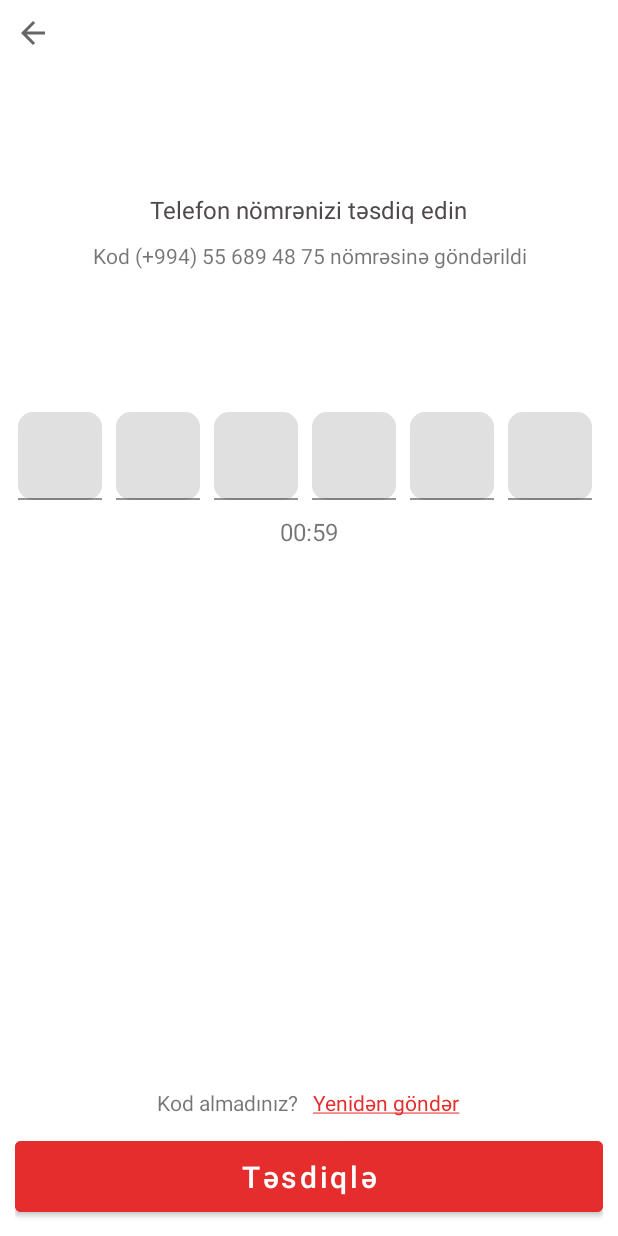
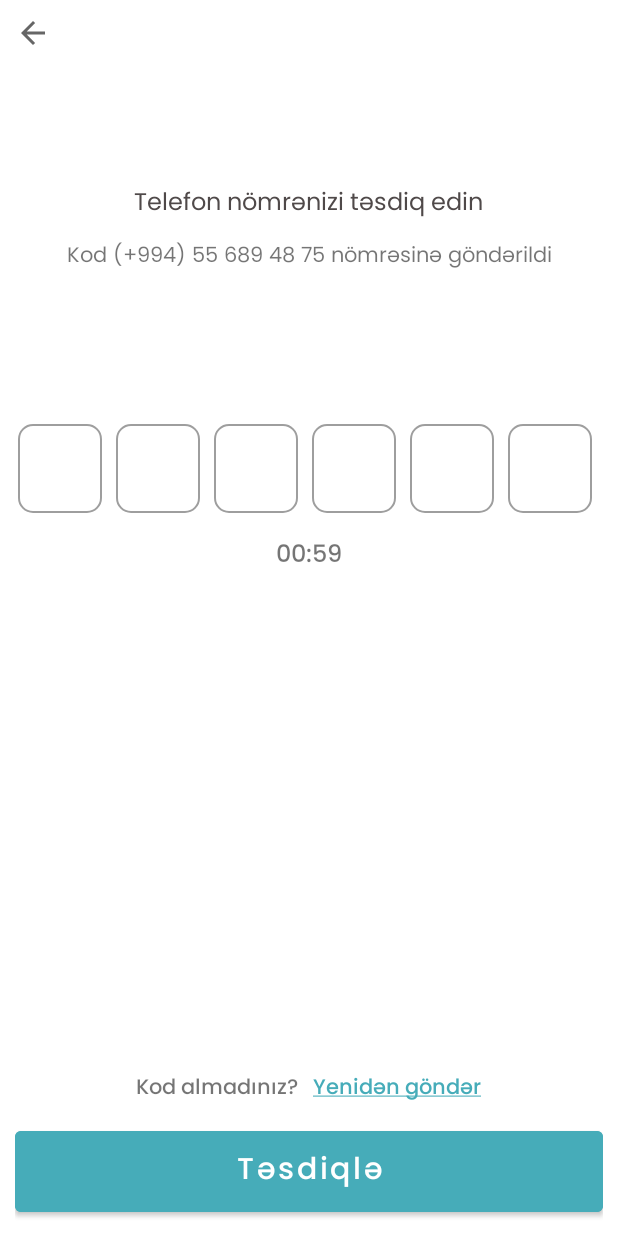
Before and after one commit to Huseynbaba01/MEDICALL, an Android app: the OTPFragment screen opened through its navigation route, on a phone screen of 412 x 824 dp. Run offline under Robolectric (Android 15) with nearby library versions, the phone set to English and light mode, and no system bars; our stand-ins replace EventBus, Firebase (no records; nobody signed in at launch, a user with empty details on screens opened directly); libraries missing offline, so code that uses them is left out: com.google.i18n.phonenumbers.

Commit message:
[v1.1] Refactors in; colors, font, ui

```diff
--- a/app/src/main/java/com/creativeprojects/medicall/fragment/OTPFragment.kt
+++ b/app/src/main/java/com/creativeprojects/medicall/fragment/OTPFragment.kt
@@ -1,5 +1,6 @@
 package com.creativeprojects.medicall.fragment
 
+import android.annotation.SuppressLint
 import android.os.Build
 import android.os.Bundle
 import android.os.CountDownTimer
@@ -81,6 +82,7 @@ class OTPFragment : BaseFragment() {
         return binding.root
     }
 
+    @SuppressLint("SetTextI18n")
     private fun showPhoneNumberInOTP() {
         Log.d(TAG, "showPhoneNumberInOTP: yes,you did it")
 
@@ -92,33 +94,33 @@ class OTPFragment : BaseFragment() {
                 formattedPhoneNumber = PhoneNumberUtils.formatNumber(phoneNumber, countryCode)
                 Toast.makeText(requireContext(), "e164 : $formattedPhoneNumber", Toast.LENGTH_SHORT).show()
             } else {
-                try {
+                formattedPhoneNumber = try {
                     val instance = PhoneNumberUtil.getInstance()
                     val phoneNumber = instance.parse(phoneNumber, countryCode)
-                    formattedPhoneNumber =
-                        instance.format(phoneNumber, PhoneNumberUtil.PhoneNumberFormat.E164)
+                    instance.format(phoneNumber, PhoneNumberUtil.PhoneNumberFormat.E164)
 
                 } catch (e: NumberParseException) {
                     Log.e(TAG, "Caught: " + e.message, e)
-                    formattedPhoneNumber = phoneNumber
+                    phoneNumber
                 }
             }
         }
 
 
-        binding.secondText.setText("Kod "+formattedPhoneNumber + " nömrəsinə göndərildi")
-        Log.d(TAG, "showPhoneNumberInOTP: also that is true!..countryCode:"+countryCode)
+        binding.secondText.text = "Kod $formattedPhoneNumber nömrəsinə göndərildi"
+        Log.d(TAG, "showPhoneNumberInOTP: also that is true!..countryCode:$countryCode")
     }
 
     private fun startTimer() {
         object : CountDownTimer(60000, 1000) {
 
+            @SuppressLint("SetTextI18n")
             override fun onTick(millisUntilFinished: Long) {
-                var secondUntilFinished=millisUntilFinished/1000
+                val secondUntilFinished=millisUntilFinished/1000
                 if(secondUntilFinished<10){
-                    binding.timer.setText("00:0"+secondUntilFinished)
+                    binding.timer.text = "00:0$secondUntilFinished"
                 }else{
-                    binding.timer.setText("00:"+secondUntilFinished)
+                    binding.timer.text = "00:$secondUntilFinished"
                 }
 
             }
--- a/app/src/main/res/drawable/diseases_background.xml
+++ b/app/src/main/res/drawable/diseases_background.xml
@@ -39,12 +39,12 @@
                         >
 
                         <item
-                            android:color="#FDD3D3"
+                            android:color="#AED6DB"
                             android:offset="0.146"
                             />
 
                         <item
-                            android:color="#8FFFF3F3"
+                            android:color="#38B0DFE6"
                             android:offset="0.885"
                             />
 
--- a/app/src/main/res/drawable/diseases_clicked_background.xml
+++ b/app/src/main/res/drawable/diseases_clicked_background.xml
@@ -39,12 +39,12 @@
                             >
 
                             <item
-                                android:color="#CE2029"
+                                android:color="#46ACB9"
                                 android:offset="0.156"
                                 />
 
                             <item
-                                android:color="#ADCE2029"
+                                android:color="#AD46ACB9"
                                 android:offset="0.761"
                                 />
 
--- a/app/src/main/res/layout-dpi/fragment_diseases.xml
+++ b/app/src/main/res/layout-dpi/fragment_diseases.xml
@@ -303,7 +303,7 @@
             <com.google.android.material.textfield.TextInputEditText
                 android:layout_width="match_parent"
                 android:layout_height="match_parent"
-                android:backgroundTint="@color/main_red"
+                android:backgroundTint="@color/main_blue"
                 android:fontFamily="@font/poppins_medium"
                 android:gravity="start"
                 android:hint="Səbəbi daxil edin"
@@ -319,7 +319,7 @@
             android:layout_height="wrap_content"
             android:layout_alignParentBottom="true"
             android:layout_marginTop="10dp"
-            android:backgroundTint="@color/main_red"
+            android:backgroundTint="@color/main_blue"
             android:clickable="true"
             android:focusable="true"
             android:fontFamily="@font/poppins_medium"
--- a/app/src/main/res/layout/fragment_address_selection.xml
+++ b/app/src/main/res/layout/fragment_address_selection.xml
@@ -112,7 +112,7 @@
         android:textAllCaps="false"
         android:text="Ünvanı təyin et"
         android:textStyle="normal"
-        android:backgroundTint="#E62D2D"
+        android:backgroundTint="@color/main_blue"
         android:layout_width="match_parent"
         android:layout_height="wrap_content"
         app:cornerRadius="5dp"
@@ -129,7 +129,7 @@
         android:textAllCaps="false"
         android:text="Olduğun ərazini avtomatik təyin et"
         android:textStyle="normal"
-        android:backgroundTint="#20A0D8"
+        android:backgroundTint="@color/main_purple"
         android:layout_width="match_parent"
         android:layout_height="wrap_content"
         app:cornerRadius="5dp"
--- a/app/src/main/res/layout/fragment_application.xml
+++ b/app/src/main/res/layout/fragment_application.xml
@@ -162,12 +162,12 @@
             android:layout_height="55dp"
             android:layout_below="@id/layout_buttons"
             android:fontFamily="@font/poppins_regular"
-            android:foregroundTint="@color/main_red"
+            android:foregroundTint="@color/main_blue"
             android:outlineProvider="bounds"
             android:text="@string/title_cancel"
             android:textSize="16sp"
             app:cornerRadius="6dp"
-            app:strokeColor="@color/main_red" />
+            app:strokeColor="@color/main_blue" />
 
     </RelativeLayout>
 
--- a/app/src/main/res/layout/fragment_continue_with_phone_number.xml
+++ b/app/src/main/res/layout/fragment_continue_with_phone_number.xml
@@ -159,7 +159,7 @@
                     android:layout_width="match_parent"
                     android:layout_height="wrap_content"
                     app:cornerRadius="5dp"
-                    android:backgroundTint="#E52D2D"
+                    android:backgroundTint="@color/main_blue"
                     android:layout_gravity="center_horizontal"
                     android:text="Növbəti"
                     android:textAllCaps="false"
--- a/app/src/main/res/layout/fragment_diseases.xml
+++ b/app/src/main/res/layout/fragment_diseases.xml
@@ -310,7 +310,7 @@
             <com.google.android.material.textfield.TextInputEditText
                 android:layout_width="match_parent"
                 android:layout_height="match_parent"
-                android:backgroundTint="@color/main_red"
+                android:backgroundTint="@color/main_blue"
                 android:fontFamily="@font/poppins_medium"
                 android:gravity="start"
                 android:hint="Səbəbi daxil edin"
@@ -326,7 +326,7 @@
             android:layout_height="wrap_content"
             android:layout_alignParentBottom="true"
             android:layout_marginTop="10dp"
-            android:backgroundTint="@color/main_red"
+            android:backgroundTint="@color/main_blue"
             android:clickable="true"
             android:focusable="true"
             android:fontFamily="@font/poppins_medium"
--- a/app/src/main/res/layout/fragment_intro.xml
+++ b/app/src/main/res/layout/fragment_intro.xml
@@ -3,7 +3,7 @@
     xmlns:tools="http://schemas.android.com/tools"
     android:layout_width="match_parent"
     android:layout_height="match_parent"
-    android:background="@color/main_red"
+    android:background="@color/main_blue"
     android:orientation="vertical"
     android:padding="80dp"
     tools:context=".ui.fragment.general.IntroFragment">
--- a/app/src/main/res/layout/fragment_o_t_p.xml
+++ b/app/src/main/res/layout/fragment_o_t_p.xml
@@ -6,7 +6,7 @@
     xmlns:app="http://schemas.android.com/apk/res-auto"
     tools:context=".fragment.OTPFragment">
 
-    <androidx.appcompat.widget.LinearLayoutCompat
+    <LinearLayout
         android:id="@+id/mainLinearLayout"
         android:layout_width="match_parent"
         android:layout_height="match_parent"
@@ -19,7 +19,7 @@
             android:layout_height="wrap_content"
             android:background="@drawable/backicon" />
 
-        <androidx.appcompat.widget.LinearLayoutCompat
+        <LinearLayout
             android:layout_width="match_parent"
             android:layout_height="match_parent"
             android:layout_weight="1"
@@ -42,6 +42,7 @@
                         android:layout_width="wrap_content"
                         android:layout_height="wrap_content"
                         android:layout_gravity="center_horizontal"
+                        android:fontFamily="@font/poppins_regular"
                         android:gravity="center_vertical"
                         android:paddingBottom="10dp"
                         android:text="Telefon nömrənizi təsdiq edin"
@@ -49,6 +50,7 @@
                         android:textSize="16sp" />
 
                     <TextView
+                        android:fontFamily="@font/poppins_regular"
                         android:id="@+id/secondText"
                         android:layout_width="match_parent"
                         android:layout_height="wrap_content"
@@ -68,17 +70,19 @@
                 android:layout_weight="0.5"
                 android:orientation="vertical">
 
-                <androidx.appcompat.widget.LinearLayoutCompat
+                <LinearLayout
                     android:id="@+id/otp_section"
                     android:layout_width="match_parent"
+                    android:paddingVertical="5dp"
                     android:layout_height="wrap_content"
                     android:orientation="horizontal">
 
                     <com.google.android.material.textfield.TextInputLayout
                         android:id="@+id/firstOTP"
                         android:layout_width="wrap_content"
-                        android:layout_height="wrap_content"
+                        android:layout_height="match_parent"
                         android:layout_marginLeft="2dp"
+                        style="@style/Widget.MaterialComponents.TextInputLayout.OutlinedBox"
                         android:layout_marginRight="2dp"
                         android:layout_weight="1"
                         app:boxCornerRadiusBottomEnd="10dp"
@@ -88,12 +92,12 @@
                         app:layout_constraintHorizontal_chainStyle="packed"
                         app:layout_constraintLeft_toLeftOf="parent"
                         app:layout_constraintRight_toLeftOf="@id/secondOTP"
-                        app:layout_constraintTop_toTopOf="@+id/otp_section">
+                        app:layout_constraintTop_toTopOf="parent">
 
                         <com.google.android.material.textfield.TextInputEditText
                             android:id="@+id/firstEt"
                             android:layout_width="wrap_content"
-                            android:layout_height="wrap_content"
+                            android:layout_height="match_parent"
                             android:gravity="center_vertical"
                             android:inputType="number"
                             android:maxLength="1"
@@ -102,8 +106,9 @@
 
                     <com.google.android.material.textfield.TextInputLayout
                         android:id="@+id/secondOTP"
+                        style="@style/Widget.MaterialComponents.TextInputLayout.OutlinedBox"
                         android:layout_width="wrap_content"
-                        android:layout_height="wrap_content"
+                        android:layout_height="match_parent"
                         android:layout_marginLeft="2dp"
                         android:layout_marginRight="2dp"
                         android:layout_weight="1"
@@ -113,12 +118,12 @@
                         app:boxCornerRadiusTopStart="10dp"
                         app:layout_constraintLeft_toRightOf="@id/firstOTP"
                         app:layout_constraintRight_toLeftOf="@id/thirdOTP"
-                        app:layout_constraintTop_toTopOf="@+id/otp_section">
+                        app:layout_constraintTop_toTopOf="parent">
 
                         <com.google.android.material.textfield.TextInputEditText
                             android:id="@+id/secondEt"
                             android:layout_width="wrap_content"
-                            android:layout_height="wrap_content"
+                            android:layout_height="match_parent"
                             android:gravity="center"
                             android:inputType="number"
                             android:maxLength="1"
@@ -128,17 +133,19 @@
                     <com.google.android.material.textfield.TextInputLayout
                         android:id="@+id/thirdOTP"
                         android:layout_width="wrap_content"
-                        android:layout_height="wrap_content"
+                        android:layout_height="match_parent"
                         android:layout_marginLeft="2dp"
                         android:layout_marginRight="2dp"
                         android:layout_weight="1"
                         app:boxCornerRadiusBottomEnd="10dp"
                         app:boxCornerRadiusBottomStart="10dp"
                         app:boxCornerRadiusTopEnd="10dp"
+                        app:boxBackgroundColor="@color/white"
                         app:boxCornerRadiusTopStart="10dp"
+                        style="@style/Widget.MaterialComponents.TextInputLayout.OutlinedBox"
                         app:layout_constraintLeft_toRightOf="@id/secondOTP"
                         app:layout_constraintRight_toLeftOf="@id/fourthOTP"
-                        app:layout_constraintTop_toTopOf="@+id/otp_section">
+                        app:layout_constraintTop_toTopOf="parent">
 
                         <com.google.android.material.textfield.TextInputEditText
                             android:id="@+id/thirdEt"
@@ -161,9 +168,10 @@
                         app:boxCornerRadiusBottomStart="10dp"
                         app:boxCornerRadiusTopEnd="10dp"
                         app:boxCornerRadiusTopStart="10dp"
+                        style="@style/Widget.MaterialComponents.TextInputLayout.OutlinedBox"
                         app:layout_constraintLeft_toRightOf="@id/thirdOTP"
                         app:layout_constraintRight_toLeftOf="@id/fifthOTP"
-                        app:layout_constraintTop_toTopOf="@+id/otp_section">
+                        app:layout_constraintTop_toTopOf="parent">
 
                         <com.google.android.material.textfield.TextInputEditText
                             android:id="@+id/fourthEt"
@@ -186,9 +194,10 @@
                         app:boxCornerRadiusBottomStart="10dp"
                         app:boxCornerRadiusTopEnd="10dp"
                         app:boxCornerRadiusTopStart="10dp"
+                        style="@style/Widget.MaterialComponents.TextInputLayout.OutlinedBox"
                         app:layout_constraintLeft_toRightOf="@id/fourthOTP"
                         app:layout_constraintRight_toLeftOf="@id/sixthOTP"
-                        app:layout_constraintTop_toTopOf="@+id/otp_section">
+                        app:layout_constraintTop_toTopOf="parent">
 
                         <com.google.android.material.textfield.TextInputEditText
                             android:id="@+id/fifthEt"
@@ -202,6 +211,7 @@
 
                     <com.google.android.material.textfield.TextInputLayout
                         android:id="@+id/sixthOTP"
+                        style="@style/Widget.MaterialComponents.TextInputLayout.OutlinedBox"
                         android:layout_width="wrap_content"
                         android:layout_height="wrap_content"
                         android:layout_marginLeft="2dp"
@@ -213,7 +223,7 @@
                         app:boxCornerRadiusTopStart="10dp"
                         app:layout_constraintLeft_toRightOf="@id/fifthOTP"
                         app:layout_constraintRight_toRightOf="parent"
-                        app:layout_constraintTop_toTopOf="@+id/otp_section">
+                        app:layout_constraintTop_toTopOf="parent">
 
                         <com.google.android.material.textfield.TextInputEditText
                             android:id="@+id/sixthEt"
@@ -224,7 +234,7 @@
                             android:maxLength="1"
                             android:textSize="18sp" />
                     </com.google.android.material.textfield.TextInputLayout>
-                </androidx.appcompat.widget.LinearLayoutCompat>
+                </LinearLayout>
 
                 <TextView
                     android:id="@+id/timer"
@@ -232,12 +242,13 @@
                     android:layout_height="wrap_content"
                     android:layout_marginTop="10dp"
                     android:gravity="center_horizontal"
-                    android:text="00:58"
+                    android:text="00:59"
+                    android:fontFamily="@font/poppins_medium"
                     android:textSize="16sp" />
 
                 <RelativeLayout
                     android:layout_width="match_parent"
-                    android:layout_height="match_parent"
+                    android:layout_height="wrap_content"
                     android:paddingBottom="10dp">
 
                     <LinearLayout
@@ -247,18 +258,20 @@
                         android:layout_centerHorizontal="true">
 
                         <TextView
+                            android:fontFamily="@font/poppins_medium"
                             android:layout_width="wrap_content"
                             android:layout_height="wrap_content"
                             android:text="Kod almadınız?"
                             android:textSize="14sp" />
 
                         <TextView
+                            android:fontFamily="@font/poppins_medium"
                             android:id="@+id/id_yenidenGonder"
                             android:layout_width="wrap_content"
                             android:layout_height="wrap_content"
                             android:paddingLeft="10dp"
                             android:text="@string/yenidenGonder"
-                            android:textColor="#E52D2D"
+                            android:textColor="@color/main_blue"
                             android:textSize="14sp" />
                     </LinearLayout>
                 </RelativeLayout>
@@ -266,15 +279,16 @@
 
             </LinearLayout>
 
-        </androidx.appcompat.widget.LinearLayoutCompat>
+        </LinearLayout>
 
 
         <com.google.android.material.button.MaterialButton
             android:id="@+id/confirmButton"
             android:layout_width="match_parent"
+            android:fontFamily="@font/poppins_medium"
             android:layout_height="wrap_content"
             android:layout_gravity="center_horizontal"
-            android:backgroundTint="#E52D2D"
+            android:backgroundTint="@color/main_blue"
             android:padding="10dp"
             android:text="Təsdiqlə"
             android:textAllCaps="false"
@@ -282,7 +296,7 @@
             app:cornerRadius="6px" />
 
 
-    </androidx.appcompat.widget.LinearLayoutCompat>
+    </LinearLayout>
 
 
 
--- a/app/src/main/res/layout/fragment_select_user_type.xml
+++ b/app/src/main/res/layout/fragment_select_user_type.xml
@@ -49,7 +49,7 @@
         android:layout_height="wrap_content"
         android:layout_above="@+id/cv_as_doctor"
         android:layout_marginTop="10dp"
-        android:backgroundTint="@color/main_red"
+        android:backgroundTint="@color/main_blue"
         android:clickable="true"
         android:fontFamily="@font/poppins_medium"
         android:padding="13dp"
@@ -66,7 +66,7 @@
         android:layout_width="match_parent"
         android:layout_height="wrap_content"
         android:layout_alignParentBottom="true"
-        android:backgroundTint="@color/main_blue"
+        android:backgroundTint="@color/main_purple"
         android:fontFamily="@font/poppins_medium"
         android:padding="13dp"
         android:text="Həkim kimi davam et"
--- a/app/src/main/res/values/colors.xml
+++ b/app/src/main/res/values/colors.xml
@@ -7,8 +7,8 @@
     <color name="teal_700">#FF018786</color>
     <color name="black">#FF000000</color>
     <color name="white">#FFFFFFFF</color>
-    <color name="main_red">#CE2029</color>
-    <color name="main_blue">#20A0D8</color>
+    <color name="main_blue">#46ACB9</color>
+    <color name="main_purple">#826AAF</color>
     <color name="text_black">#4F4949</color>
     <color name="text_grey">#BDBDBD</color>
     <color name="text_light">#959595</color>
--- a/app/src/main/res/values/themes.xml
+++ b/app/src/main/res/values/themes.xml
@@ -2,8 +2,8 @@
     <!-- Base application theme. -->
     <style name="Theme.MEDICALL" parent="Theme.MaterialComponents.DayNight.NoActionBar">
         <!-- Primary brand color. -->
-        <item name="colorPrimary">@color/main_red</item>
-        <item name="colorPrimaryVariant">@color/main_red</item>
+        <item name="colorPrimary">@color/main_blue</item>
+        <item name="colorPrimaryVariant">@color/main_blue</item>
         <item name="colorOnPrimary">@color/white</item>
         <!-- Secondary brand color. -->
         <item name="colorSecondary">@color/teal_200</item>
```
Also changed, not shown: app/src/main/res/layout/fragment_confirmed.xml (+12 -4 lines), app/src/main/res/drawable/blood_shadow.png, app/src/main/res/drawable/car_shadow.png, app/src/main/res/drawable/corona_shadow.png, app/src/main/res/drawable/dizzy_shadow.png, app/src/main/res/drawable/fever_shadow.png, app/src/main/res/drawable/heart_shadow.png.
